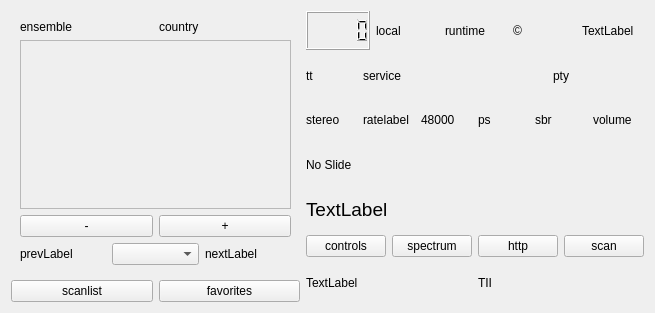
Old version of the form qt-dab-RC/forms-v7/dabradio-6.ui in the repository JvanKatwijk/qt-dab.
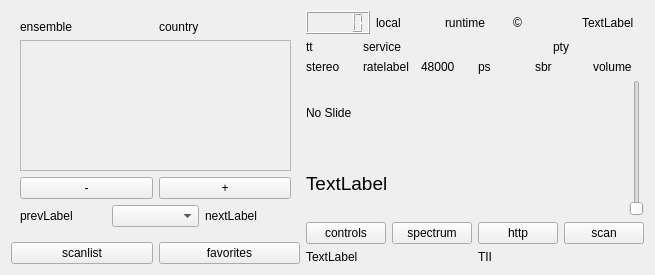
New version of the form. Custom widgets are drawn as their Qt base class.

What changed in the file:
```diff
--- a/qt-dab-RC/forms-v7/dabradio-6.ui
+++ b/qt-dab-RC/forms-v7/dabradio-6.ui
@@ -7,7 +7,7 @@
     <x>0</x>
     <y>0</y>
     <width>655</width>
-    <height>313</height>
+    <height>275</height>
    </rect>
   </property>
   <property name="sizePolicy">
@@ -19,7 +19,7 @@
   <property name="windowTitle">
    <string>Qt-DAB-6.1</string>
   </property>
-  <layout class="QHBoxLayout" name="horizontalLayout_11">
+  <layout class="QHBoxLayout" name="horizontalLayout_12">
    <item>
     <layout class="QVBoxLayout" name="verticalLayout_3">
      <item>
@@ -60,7 +60,7 @@
              <x>0</x>
              <y>0</y>
              <width>269</width>
-             <height>115</height>
+             <height>77</height>
             </rect>
            </property>
           </widget>
@@ -145,7 +145,7 @@
     </layout>
    </item>
    <item>
-    <layout class="QVBoxLayout" name="verticalLayout">
+    <layout class="QVBoxLayout" name="verticalLayout_4">
      <item>
       <layout class="QHBoxLayout" name="horizontalLayout_6">
        <item>
@@ -277,6 +277,10 @@
       </layout>
      </item>
      <item>
+      <layout class="QHBoxLayout" name="horizontalLayout_11">
+       <item>
+        <layout class="QVBoxLayout" name="verticalLayout">
+         <item>
       <widget class="QLabel" name="pictureLabel">
        <property name="text">
         <string>No Slide</string>
@@ -300,6 +304,17 @@
         <bool>true</bool>
        </property>
       </widget>
+         </item>
+        </layout>
+       </item>
+       <item>
+        <widget class="QSlider" name="volumeSlider">
+         <property name="orientation">
+          <enum>Qt::Vertical</enum>
+         </property>
+        </widget>
+       </item>
+      </layout>
      </item>
      <item>
       <layout class="QHBoxLayout" name="horizontalLayout_10">
```
Left out of the diff: 2 changed lines with no effect on the pictures. Lines whose indentation alone changed are shown as unchanged.
